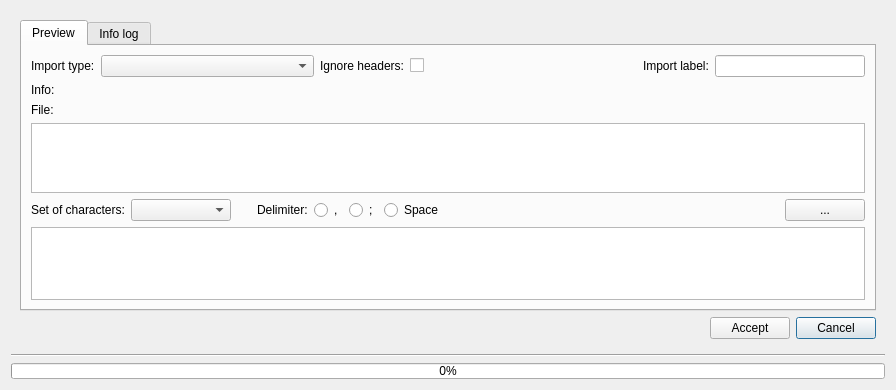
First picture: the form in core/ui/toolbars/utilities/csv.ui, repository Giswater/giswater_qgis_plugin, before the edit.
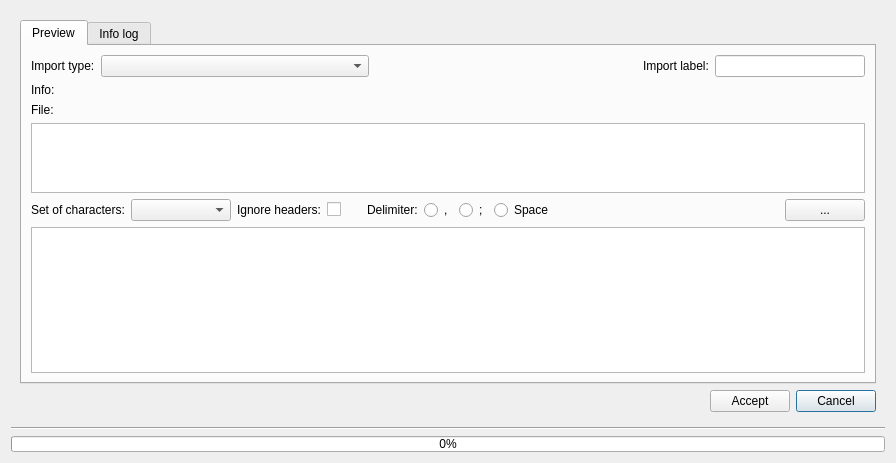
Second picture: the form after the edit.

Commit message: Move check of ignore headers to more visible position on csv dialog

```diff
--- a/core/ui/toolbars/utilities/csv.ui
+++ b/core/ui/toolbars/utilities/csv.ui
@@ -7,7 +7,7 @@
     <x>0</x>
     <y>0</y>
     <width>896</width>
-    <height>390</height>
+    <height>463</height>
    </rect>
   </property>
   <property name="windowTitle">
@@ -109,20 +109,6 @@
               </property>
              </widget>
             </item>
-            <item>
-             <widget class="QLabel" name="lbl_ignore_header">
-              <property name="text">
-               <string>Ignore headers:</string>
-              </property>
-             </widget>
-            </item>
-            <item>
-             <widget class="QCheckBox" name="chk_ignore_header">
-              <property name="text">
-               <string/>
-              </property>
-             </widget>
-            </item>
             <item>
              <spacer name="horizontalSpacer">
               <property name="orientation">
@@ -233,6 +219,20 @@
                 </property>
                </widget>
               </item>
+              <item>
+               <widget class="QLabel" name="lbl_ignore_header">
+                <property name="text">
+                 <string>Ignore headers:</string>
+                </property>
+               </widget>
+              </item>
+              <item>
+               <widget class="QCheckBox" name="chk_ignore_header">
+                <property name="text">
+                 <string/>
+                </property>
+               </widget>
+              </item>
               <item>
                <spacer name="horizontalSpacer_3">
                 <property name="orientation">
```
